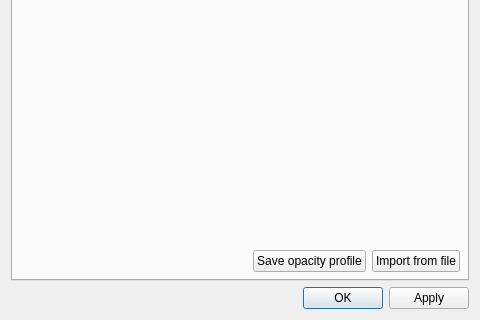
This is VisualPIC/Views/editVolumeVTKWindow.ui in AngelFP/VisualPIC as Qt 5 draws it before an edit; both pictures show x 0 to 480 and y 160 to 480 of the 480 by 480 pixel window. The edited form follows.
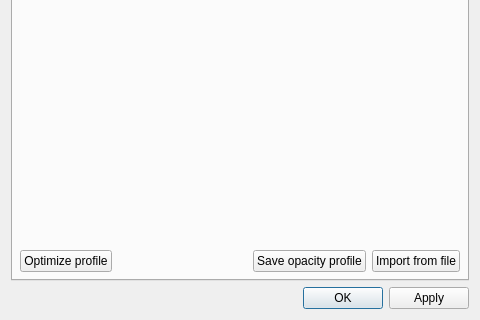
This is the edited form.

Commit message: Add optimized opacity

Diff of the .ui file:
```diff
--- a/VisualPIC/Views/editVolumeVTKWindow.ui
+++ b/VisualPIC/Views/editVolumeVTKWindow.ui
@@ -72,6 +72,13 @@
        </item>
        <item>
         <layout class="QHBoxLayout" name="horizontalLayout_3">
+         <item>
+          <widget class="QPushButton" name="optimize_pushButton">
+           <property name="text">
+            <string>Optimize profile</string>
+           </property>
+          </widget>
+         </item>
          <item>
           <spacer name="horizontalSpacer">
            <property name="orientation">
```
The commit also changes 2 other files.
